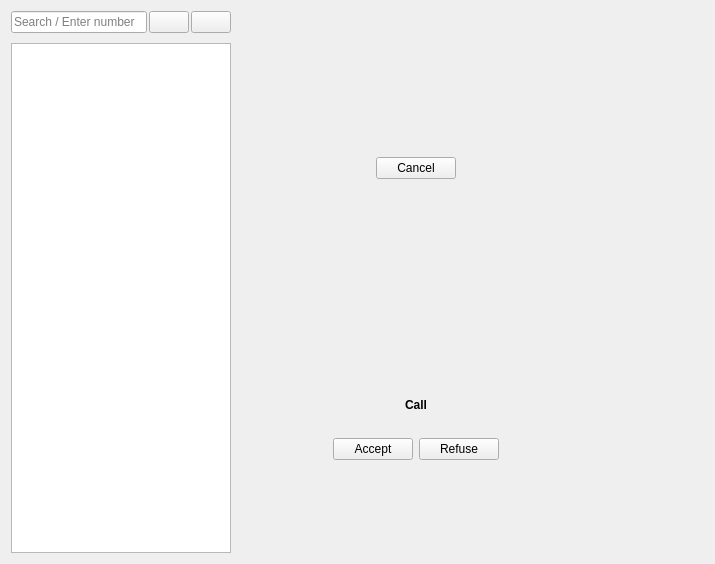
savoirfairelinux/jami-client-windows, file callwidget.ui: the form before one commit.
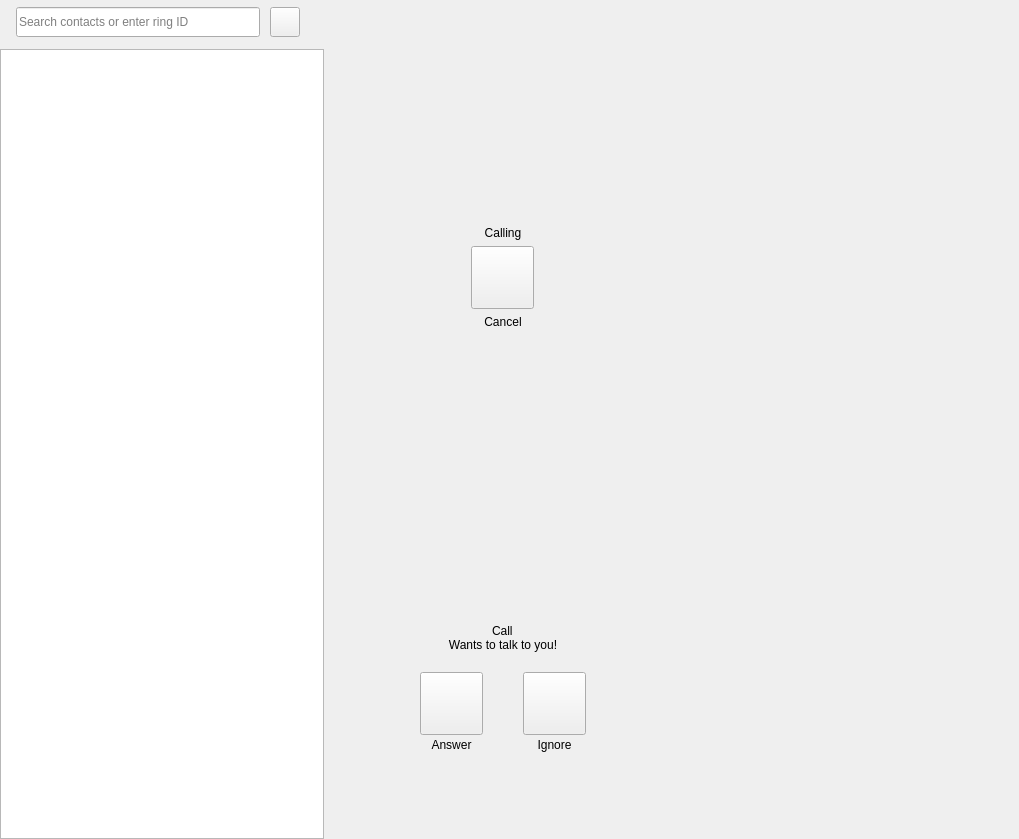
The form after the commit. The open tabs and pages were chosen to show the change. Icons and pictures are not drawn. Custom widgets are drawn as their Qt base class.

The edit to the form file:
```diff
--- a/callwidget.ui
+++ b/callwidget.ui
@@ -6,8 +6,8 @@
    <rect>
     <x>0</x>
     <y>0</y>
-    <width>715</width>
-    <height>564</height>
+    <width>1019</width>
+    <height>839</height>
    </rect>
   </property>
   <property name="sizePolicy">
@@ -20,6 +20,21 @@
    <string>Form</string>
   </property>
   <layout class="QGridLayout" name="gridLayout">
+   <property name="leftMargin">
+    <number>0</number>
+   </property>
+   <property name="topMargin">
+    <number>0</number>
+   </property>
+   <property name="rightMargin">
+    <number>0</number>
+   </property>
+   <property name="bottomMargin">
+    <number>0</number>
+   </property>
+   <property name="spacing">
+    <number>0</number>
+   </property>
    <item row="0" column="1">
     <widget class="QWidget" name="CallSubGroup" native="true">
      <property name="sizePolicy">
@@ -29,6 +44,9 @@
       </sizepolicy>
      </property>
      <layout class="QVBoxLayout" name="verticalLayout">
+      <property name="spacing">
+       <number>0</number>
+      </property>
       <property name="sizeConstraint">
        <enum>QLayout::SetMaximumSize</enum>
       </property>
@@ -209,6 +227,9 @@
         </widget>
         <widget class="QWidget" name="callInvitePage">
          <layout class="QVBoxLayout" name="verticalLayout_9">
+          <property name="spacing">
+           <number>0</number>
+          </property>
           <property name="leftMargin">
            <number>0</number>
           </property>
@@ -224,23 +245,42 @@
           <item alignment="Qt::AlignHCenter|Qt::AlignVCenter">
            <widget class="QWidget" name="spinnerWidget" native="true">
             <layout class="QVBoxLayout" name="spinnerLayout">
-             <item alignment="Qt::AlignHCenter|Qt::AlignVCenter">
-              <widget class="QLabel" name="spinnerLabel">
+             <item>
+              <widget class="QLabel" name="label_3">
                <property name="sizePolicy">
-                <sizepolicy hsizetype="MinimumExpanding" vsizetype="MinimumExpanding">
+                <sizepolicy hsizetype="Preferred" vsizetype="Minimum">
                  <horstretch>0</horstretch>
                  <verstretch>0</verstretch>
                 </sizepolicy>
                </property>
                <property name="minimumSize">
                 <size>
-                 <width>40</width>
-                 <height>40</height>
+                 <width>130</width>
+                 <height>130</height>
+                </size>
+               </property>
+               <property name="baseSize">
+                <size>
+                 <width>130</width>
+                 <height>130</height>
                 </size>
                </property>
                <property name="text">
                 <string/>
                </property>
+               <property name="pixmap">
+                <pixmap resource="ressources.qrc">:/images/user/btn-default-userpic.svg</pixmap>
+               </property>
+               <property name="alignment">
+                <set>Qt::AlignCenter</set>
+               </property>
+              </widget>
+             </item>
+             <item>
+              <widget class="QLabel" name="outboundCallLabel">
+               <property name="text">
+                <string>Calling</string>
+               </property>
                <property name="alignment">
                 <set>Qt::AlignCenter</set>
                </property>
@@ -248,15 +288,37 @@
              </item>
              <item alignment="Qt::AlignHCenter">
               <widget class="QPushButton" name="cancelButton">
-               <property name="maximumSize">
+               <property name="sizePolicy">
+                <sizepolicy hsizetype="Fixed" vsizetype="Fixed">
+                 <horstretch>0</horstretch>
+                 <verstretch>0</verstretch>
+                </sizepolicy>
+               </property>
+               <property name="minimumSize">
                 <size>
-                 <width>100</width>
-                 <height>16777215</height>
+                 <width>63</width>
+                 <height>63</height>
                 </size>
                </property>
+               <property name="baseSize">
+                <size>
+                 <width>63</width>
+                 <height>63</height>
+                </size>
+               </property>
+               <property name="layoutDirection">
+                <enum>Qt::LeftToRight</enum>
+               </property>
+              </widget>
+             </item>
+             <item>
+              <widget class="QLabel" name="cancelCallLabel">
                <property name="text">
                 <string>Cancel</string>
                </property>
+               <property name="alignment">
+                <set>Qt::AlignCenter</set>
+               </property>
               </widget>
              </item>
             </layout>
@@ -264,11 +326,65 @@
           </item>
           <item alignment="Qt::AlignHCenter|Qt::AlignVCenter">
            <widget class="QWidget" name="callInvite" native="true">
+            <property name="sizePolicy">
+             <sizepolicy hsizetype="Minimum" vsizetype="Preferred">
+              <horstretch>0</horstretch>
+              <verstretch>0</verstretch>
+             </sizepolicy>
+            </property>
+            <property name="minimumSize">
+             <size>
+              <width>166</width>
+              <height>0</height>
+             </size>
+            </property>
+            <property name="baseSize">
+             <size>
+              <width>166</width>
+              <height>0</height>
+             </size>
+            </property>
             <layout class="QVBoxLayout" name="verticalLayout_4">
+             <property name="spacing">
+              <number>0</number>
+             </property>
+             <property name="leftMargin">
+              <number>0</number>
+             </property>
+             <property name="topMargin">
+              <number>0</number>
+             </property>
+             <property name="rightMargin">
+              <number>0</number>
+             </property>
+             <property name="bottomMargin">
+              <number>10</number>
+             </property>
              <item>
               <layout class="QVBoxLayout" name="verticalLayout_3">
+               <property name="spacing">
+                <number>0</number>
+               </property>
                <item>
                 <widget class="QLabel" name="label_2">
+                 <property name="sizePolicy">
+                  <sizepolicy hsizetype="Preferred" vsizetype="Minimum">
+                   <horstretch>0</horstretch>
+                   <verstretch>0</verstretch>
+                  </sizepolicy>
+                 </property>
+                 <property name="minimumSize">
+                  <size>
+                   <width>130</width>
+                   <height>130</height>
+                  </size>
+                 </property>
+                 <property name="baseSize">
+                  <size>
+                   <width>130</width>
+                   <height>130</height>
+                  </size>
+                 </property>
                  <property name="text">
                   <string/>
                  </property>
@@ -281,18 +397,22 @@
                 </widget>
                </item>
                <item alignment="Qt::AlignHCenter">
-                <widget class="QLabel" name="callLabel">
-                 <property name="font">
-                  <font>
-                   <weight>75</weight>
-                   <bold>true</bold>
-                  </font>
-                 </property>
+                <widget class="QLabel" name="callerIdLabel">
                  <property name="text">
                   <string>Call</string>
                  </property>
                 </widget>
                </item>
+               <item>
+                <widget class="QLabel" name="wantToTalkLabel">
+                 <property name="text">
+                  <string>Wants to talk to you!</string>
+                 </property>
+                 <property name="alignment">
+                  <set>Qt::AlignCenter</set>
+                 </property>
+                </widget>
+               </item>
               </layout>
              </item>
              <item>
@@ -302,23 +422,101 @@
                </property>
                <item>
                 <widget class="QPushButton" name="acceptButton">
-                 <property name="text">
-                  <string>Accept</string>
+                 <property name="sizePolicy">
+                  <sizepolicy hsizetype="Fixed" vsizetype="Fixed">
+                   <horstretch>0</horstretch>
+                   <verstretch>0</verstretch>
+                  </sizepolicy>
                  </property>
-                 <property name="icon">
-                  <iconset resource="ressources.qrc">
-                   <normaloff>:/images/phone.png</normaloff>:/images/phone.png</iconset>
+                 <property name="minimumSize">
+                  <size>
+                   <width>63</width>
+                   <height>63</height>
+                  </size>
                  </property>
                 </widget>
                </item>
+               <item>
+                <spacer name="horizontalSpacer_4">
+                 <property name="orientation">
+                  <enum>Qt::Horizontal</enum>
+                 </property>
+                 <property name="sizeType">
+                  <enum>QSizePolicy::Fixed</enum>
+                 </property>
+                 <property name="sizeHint" stdset="0">
+                  <size>
+                   <width>40</width>
+                   <height>20</height>
+                  </size>
+                 </property>
+                </spacer>
+               </item>
                <item>
                 <widget class="QPushButton" name="refuseButton">
+                 <property name="sizePolicy">
+                  <sizepolicy hsizetype="Fixed" vsizetype="Fixed">
+                   <horstretch>0</horstretch>
+                   <verstretch>0</verstretch>
+                  </sizepolicy>
+                 </property>
+                 <property name="minimumSize">
+                  <size>
+                   <width>63</width>
+                   <height>63</height>
+                  </size>
+                 </property>
+                 <property name="baseSize">
+                  <size>
+                   <width>63</width>
+                   <height>63</height>
+                  </size>
+                 </property>
+                 <property name="layoutDirection">
+                  <enum>Qt::RightToLeft</enum>
+                 </property>
+                </widget>
+               </item>
+              </layout>
+             </item>
+             <item>
+              <layout class="QHBoxLayout" name="horizontalLayout_5">
+               <item>
+                <widget class="QLabel" name="acceptLabel">
                  <property name="text">
-                  <string>Refuse</string>
+                  <string>Answer</string>
                  </property>
-                 <property name="icon">
-                  <iconset resource="ressources.qrc">
-                   <normaloff>:/images/phone-hangup.png</normaloff>:/images/phone-hangup.png</iconset>
+                 <property name="alignment">
+                  <set>Qt::AlignCenter</set>
+                 </property>
+                </widget>
+               </item>
+               <item>
+                <spacer name="horizontalSpacer_5">
+                 <property name="orientation">
+                  <enum>Qt::Horizontal</enum>
+                 </property>
+                 <property name="sizeType">
+                  <enum>QSizePolicy::Fixed</enum>
+                 </property>
+                 <property name="sizeHint" stdset="0">
+                  <size>
+                   <width>40</width>
+                   <height>20</height>
+                  </size>
+                 </property>
+                </spacer>
+               </item>
+               <item>
+                <widget class="QLabel" name="refuseLabel">
+                 <property name="layoutDirection">
+                  <enum>Qt::RightToLeft</enum>
+                 </property>
+                 <property name="text">
+                  <string>Ignore</string>
+                 </property>
+                 <property name="alignment">
+                  <set>Qt::AlignCenter</set>
                  </property>
                 </widget>
                </item>
@@ -396,10 +594,36 @@
      </layout>
     </widget>
    </item>
+   <item row="0" column="3">
+    <layout class="QVBoxLayout" name="verticalLayout_8">
+     <property name="spacing">
+      <number>0</number>
+     </property>
+     <property name="leftMargin">
+      <number>0</number>
+     </property>
+     <item>
+      <widget class="InstantMessagingWidget" name="instantMessagingWidget" native="true">
+       <property name="sizePolicy">
+        <sizepolicy hsizetype="MinimumExpanding" vsizetype="Expanding">
+         <horstretch>0</horstretch>
+         <verstretch>0</verstretch>
+        </sizepolicy>
+       </property>
+       <property name="minimumSize">
+        <size>
+         <width>0</width>
+         <height>0</height>
+        </size>
+       </property>
+      </widget>
+     </item>
+    </layout>
+   </item>
    <item row="0" column="0">
     <layout class="QVBoxLayout" name="verticalLayout_2">
      <property name="spacing">
-      <number>6</number>
+      <number>0</number>
      </property>
      <property name="sizeConstraint">
       <enum>QLayout::SetDefaultConstraint</enum>
@@ -408,13 +632,13 @@
       <widget class="QWidget" name="selectBar" native="true">
        <property name="maximumSize">
         <size>
-         <width>220</width>
+         <width>324</width>
          <height>16777215</height>
         </size>
        </property>
        <layout class="QHBoxLayout" name="horizontalLayout_4">
         <property name="spacing">
-         <number>2</number>
+         <number>0</number>
         </property>
         <property name="leftMargin">
          <number>0</number>
@@ -429,15 +653,57 @@
          <number>0</number>
         </property>
         <item>
-         <widget class="QLineEdit" name="searchEdit">
+         <spacer name="horizontalSpacer">
+          <property name="orientation">
+           <enum>Qt::Horizontal</enum>
+          </property>
+          <property name="sizeType">
+           <enum>QSizePolicy::Fixed</enum>
+          </property>
+          <property name="sizeHint" stdset="0">
+           <size>
+            <width>16</width>
+            <height>38</height>
+           </size>
+          </property>
+         </spacer>
+        </item>
+        <item>
+         <widget class="RingContactLineEdit" name="ringContactLineEdit">
           <property name="enabled">
            <bool>true</bool>
           </property>
+          <property name="sizePolicy">
+           <sizepolicy hsizetype="Fixed" vsizetype="Fixed">
+            <horstretch>0</horstretch>
+            <verstretch>0</verstretch>
+           </sizepolicy>
+          </property>
+          <property name="minimumSize">
+           <size>
+            <width>244</width>
+            <height>30</height>
+           </size>
+          </property>
+          <property name="baseSize">
+           <size>
+            <width>244</width>
+            <height>30</height>
+           </size>
+          </property>
+          <property name="font">
+           <font>
+            <pointsize>9</pointsize>
+           </font>
+          </property>
           <property name="maxLength">
            <number>100</number>
           </property>
+          <property name="alignment">
+           <set>Qt::AlignLeading|Qt::AlignLeft|Qt::AlignVCenter</set>
+          </property>
           <property name="placeholderText">
-           <string>Search / Enter number</string>
+           <string>Search contacts or enter ring ID</string>
           </property>
           <property name="clearButtonEnabled">
            <bool>true</bool>
@@ -445,41 +711,86 @@
          </widget>
         </item>
         <item>
-         <widget class="QPushButton" name="contactButton">
-          <property name="text">
-           <string/>
+         <spacer name="horizontalSpacer_3">
+          <property name="orientation">
+           <enum>Qt::Horizontal</enum>
           </property>
-          <property name="icon">
-           <iconset resource="ressources.qrc">
-            <normaloff>:/images/account.png</normaloff>:/images/account.png</iconset>
+          <property name="sizeType">
+           <enum>QSizePolicy::Fixed</enum>
           </property>
-          <property name="checkable">
-           <bool>true</bool>
+          <property name="sizeHint" stdset="0">
+           <size>
+            <width>10</width>
+            <height>20</height>
+           </size>
           </property>
-         </widget>
+         </spacer>
         </item>
         <item>
-         <widget class="QPushButton" name="historicButton">
+         <widget class="QPushButton" name="btnCall">
+          <property name="minimumSize">
+           <size>
+            <width>30</width>
+            <height>30</height>
+           </size>
+          </property>
+          <property name="maximumSize">
+           <size>
+            <width>30</width>
+            <height>30</height>
+           </size>
+          </property>
           <property name="text">
            <string/>
           </property>
-          <property name="icon">
-           <iconset resource="ressources.qrc">
-            <normaloff>:/images/history.png</normaloff>:/images/history.png</iconset>
+         </widget>
+        </item>
+        <item>
+         <spacer name="verticalSpacer_3">
+          <property name="orientation">
+           <enum>Qt::Vertical</enum>
           </property>
-          <property name="checkable">
-           <bool>true</bool>
+          <property name="sizeType">
+           <enum>QSizePolicy::Fixed</enum>
           </property>
-         </widget>
+          <property name="sizeHint" stdset="0">
+           <size>
+            <width>0</width>
+            <height>45</height>
+           </size>
+          </property>
+         </spacer>
+        </item>
+        <item>
+         <spacer name="horizontalSpacer_2">
+          <property name="orientation">
+           <enum>Qt::Horizontal</enum>
+          </property>
+          <property name="sizeHint" stdset="0">
+           <size>
+            <width>40</width>
+            <height>20</height>
+           </size>
+          </property>
+         </spacer>
         </item>
        </layout>
       </widget>
      </item>
      <item>
       <layout class="QVBoxLayout" name="verticalLayout_5" stretch="0">
+       <property name="spacing">
+        <number>0</number>
+       </property>
+       <property name="leftMargin">
+        <number>0</number>
+       </property>
        <property name="topMargin">
         <number>0</number>
        </property>
+       <property name="bottomMargin">
+        <number>0</number>
+       </property>
        <item>
         <widget class="QStackedWidget" name="mainTabMenu">
          <property name="sizePolicy">
@@ -496,15 +807,21 @@
          </property>
          <property name="maximumSize">
           <size>
-           <width>220</width>
+           <width>324</width>
            <height>16777215</height>
           </size>
          </property>
+         <property name="lineWidth">
+          <number>0</number>
+         </property>
          <property name="currentIndex">
           <number>0</number>
          </property>
          <widget class="QWidget" name="mainTabMenuPage1">
           <layout class="QVBoxLayout" name="verticalLayout_6">
+           <property name="spacing">
+            <number>0</number>
+           </property>
            <property name="leftMargin">
             <number>0</number>
            </property>
@@ -518,7 +835,14 @@
             <number>0</number>
            </property>
            <item>
-            <widget class="QTreeView" name="smartList"/>
+            <widget class="SmartList" name="smartList">
+             <property name="minimumSize">
+              <size>
+               <width>324</width>
+               <height>0</height>
+              </size>
+             </property>
+            </widget>
            </item>
           </layout>
          </widget>
@@ -582,29 +906,6 @@
      </item>
     </layout>
    </item>
-   <item row="0" column="2">
-    <layout class="QVBoxLayout" name="verticalLayout_8">
-     <property name="leftMargin">
-      <number>0</number>
-     </property>
-     <item>
-      <widget class="InstantMessagingWidget" name="instantMessagingWidget" native="true">
-       <property name="sizePolicy">
-        <sizepolicy hsizetype="MinimumExpanding" vsizetype="Expanding">
-         <horstretch>0</horstretch>
-         <verstretch>0</verstretch>
-        </sizepolicy>
-       </property>
-       <property name="minimumSize">
-        <size>
-         <width>0</width>
-         <height>0</height>
-        </size>
-       </property>
-      </widget>
-     </item>
-    </layout>
-   </item>
   </layout>
  </widget>
  <customwidgets>
@@ -620,6 +921,21 @@
    <header>videoview.h</header>
    <container>1</container>
   </customwidget>
+  <customwidget>
+   <class>RingContactLineEdit</class>
+   <extends>QLineEdit</extends>
+   <header>ringcontactlineedit.h</header>
+  </customwidget>
+  <customwidget>
+   <class>IdLabel</class>
+   <extends>QLabel</extends>
+   <header>idlabel.h</header>
+  </customwidget>
+  <customwidget>
+   <class>SmartList</class>
+   <extends>QTreeView</extends>
+   <header>smartlist.h</header>
+  </customwidget>
  </customwidgets>
  <resources>
   <include location="ressources.qrc"/>
```
Left out of the diff: 213 changed lines with no effect on the pictures.
